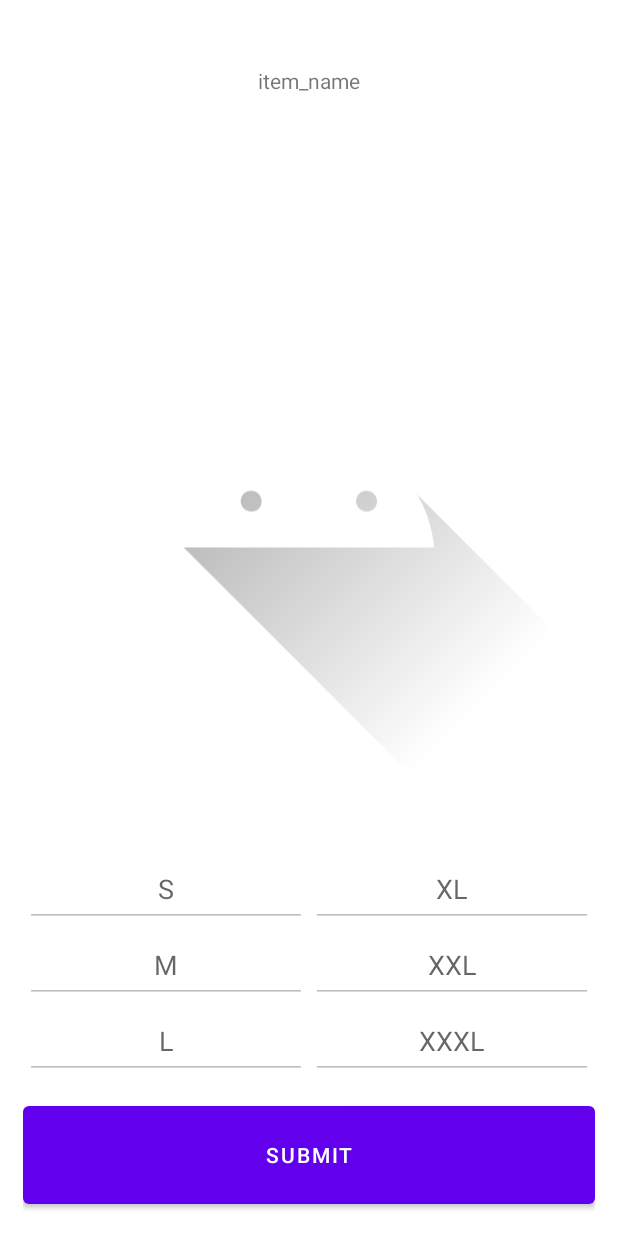
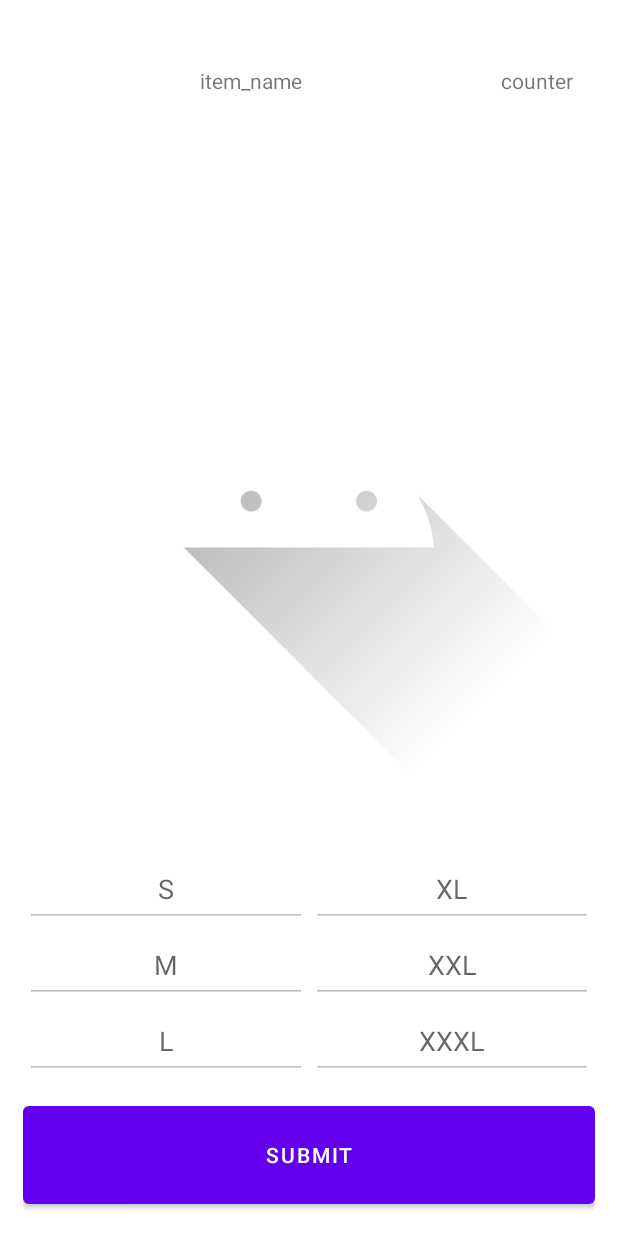
Before and after one commit to firojali78/BCPLAndroidAPP, an Android app: the ItemViewDetail screen opened directly, with no data from a screen before it, on a phone screen of 412 x 824 dp. Run offline under Robolectric (Android 15) with nearby library versions, the phone set to English and light mode, and no system bars; our stand-ins replace Volley; network calls fail; pictures from the network do not load; 2 statements that could not run were skipped.

Commit message:
fixed pagination

```diff
--- a/app/src/main/java/com/example/test/Catagory.java
+++ b/app/src/main/java/com/example/test/Catagory.java
@@ -103,6 +103,7 @@ public class Catagory extends AppCompatActivity {
                     intent.putExtra("session_id", session_id);
                     intent.putExtra("customer_id", customer_id);
                     intent.putExtra("store_name", store);
+                    intent.putExtra("counter", catagories.get(i).get("size"));
 
                     //Intent is used to switch from one activity to another.
                     startActivity(intent);
--- a/app/src/main/java/com/example/test/ItemViewDetail.java
+++ b/app/src/main/java/com/example/test/ItemViewDetail.java
@@ -42,11 +42,13 @@ public class ItemViewDetail extends AppCompatActivity {
     EditText e1,e2,e3,e4,e5,e6;
     Button b1;
     View iv1;
-    TextView t_name;
+    TextView t_name, t_page_count;
     SharedPreferences sharedPreferences;
     private float x1,x2;
     static final int MIN_DISTANCE = 150;
     int max_size;
+    int counter_items=1;
+    int counter_items_total = 0;
 
     String session_id = "C1";
     String session_username = "Akash";
@@ -81,6 +83,7 @@ public class ItemViewDetail extends AppCompatActivity {
             customer_id = extras.getString("customer_id");
             category_id = extras.getString("catagory_id");
             catagory_pid = extras.getString("catagory_pid");
+            counter_items_total = Integer.parseInt(extras.getString("counter"));
             for (String key: extras.keySet())
             {
                 System.out.println( "Keys in bundles in ItemDetails Page "+key + " "+extras.getString(key) );
@@ -262,6 +265,7 @@ public class ItemViewDetail extends AppCompatActivity {
         e6.setEnabled(false);
 
         t_name.setText(name);
+        t_page_count.setText(counter_items+" / "+counter_items_total);
         Glide.with(this).load(url).error(R.drawable.ic_launcher_background).
                 into((ImageView) iv1);
     }
@@ -349,6 +353,7 @@ public class ItemViewDetail extends AppCompatActivity {
         b1 = findViewById(R.id.btn_submit);
         iv1 = findViewById(R.id.p_images);
         t_name = findViewById(R.id.p_name);
+        t_page_count = findViewById(R.id.p_counter);
     }
 
     private void enableEditText(JSONObject jsonObject) throws JSONException {
@@ -407,20 +412,27 @@ public class ItemViewDetail extends AppCompatActivity {
                     {
                         SharedPreferences sh = getSharedPreferences("Pref", Context.MODE_PRIVATE);
                         System.out.println("Current index "+sh.getInt("json_val",0));
+
+
                         int index = sh.getInt("json_val",0);
+
                         String name, url, pid="1";
                         if(index == 0)
                         {
                             Toast.makeText(this, "This is first item", Toast.LENGTH_SHORT).show();
                         }
                         else {
+                            counter_items--;
+                            t_page_count.setText(counter_items+" / "+counter_items_total);
+
                             index = index - 1;
+
                             JSONObject jsonObject = loadJson(index);
                             try {
                                 name = jsonObject.getString("Name");
                                 url = jsonObject.getString("Image_URL");
                                 pid = jsonObject.getString("Item_No");
-                                setView(name, url);
+                                setView(name+"\n"+pid, url);
                                 enableEditText(jsonObject);
 
                             } catch (JSONException e) {
@@ -440,20 +452,26 @@ public class ItemViewDetail extends AppCompatActivity {
 
                         SharedPreferences sh = getSharedPreferences("Pref", Context.MODE_PRIVATE);
                         System.out.println("Current index "+sh.getInt("json_val",0));
+
+
                         int index = sh.getInt("json_val",0);
+
                         if(index == max_size-1)
                         {
                             Toast.makeText(this, "This is Last item", Toast.LENGTH_SHORT).show();
                         }
                         else {
+                            counter_items++;
+                            t_page_count.setText(counter_items+" / "+counter_items_total);
                             index = index + 1;
+
                             String name, url, pid = "1";
                             JSONObject jsonObject = loadJson(index);
                             try {
                                 name = jsonObject.getString("Name");
                                 url = jsonObject.getString("Image_URL");
                                 pid = jsonObject.getString("Item_No");
-                                setView(name, url);
+                                setView(name+"\n"+pid, url);
                                 enableEditText(jsonObject);
 
                             } catch (JSONException e) {
--- a/app/src/main/res/layout/activity_item_view_detail.xml
+++ b/app/src/main/res/layout/activity_item_view_detail.xml
@@ -16,11 +16,19 @@
         android:layout_margin="5dp"
         android:layout_weight="1">
         <TextView
-            android:layout_width="match_parent"
+            android:layout_width="0dp"
             android:layout_height="match_parent"
             android:text="item_name"
             android:id="@+id/p_name"
+            android:layout_weight="4"
             android:gravity="center"/>
+        <TextView
+            android:layout_width="0dp"
+            android:layout_height="match_parent"
+            android:layout_weight="1"
+            android:gravity="center"
+            android:id="@+id/p_counter"
+            android:text="counter"/>
     </LinearLayout>
 
     <ImageView
```
